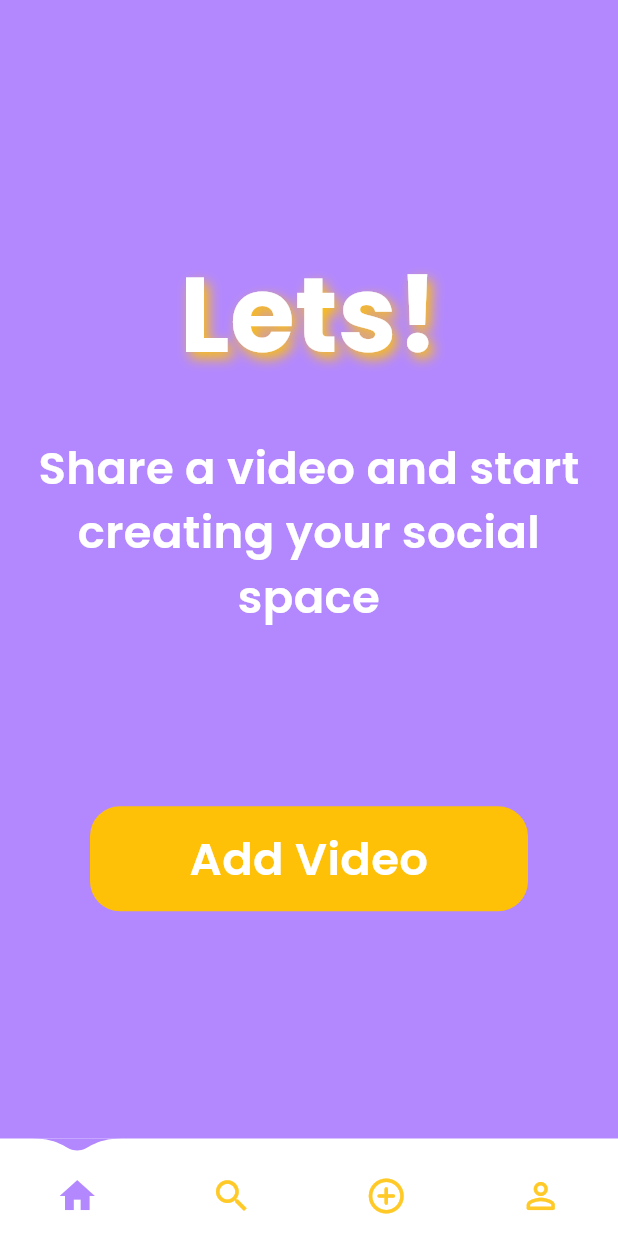
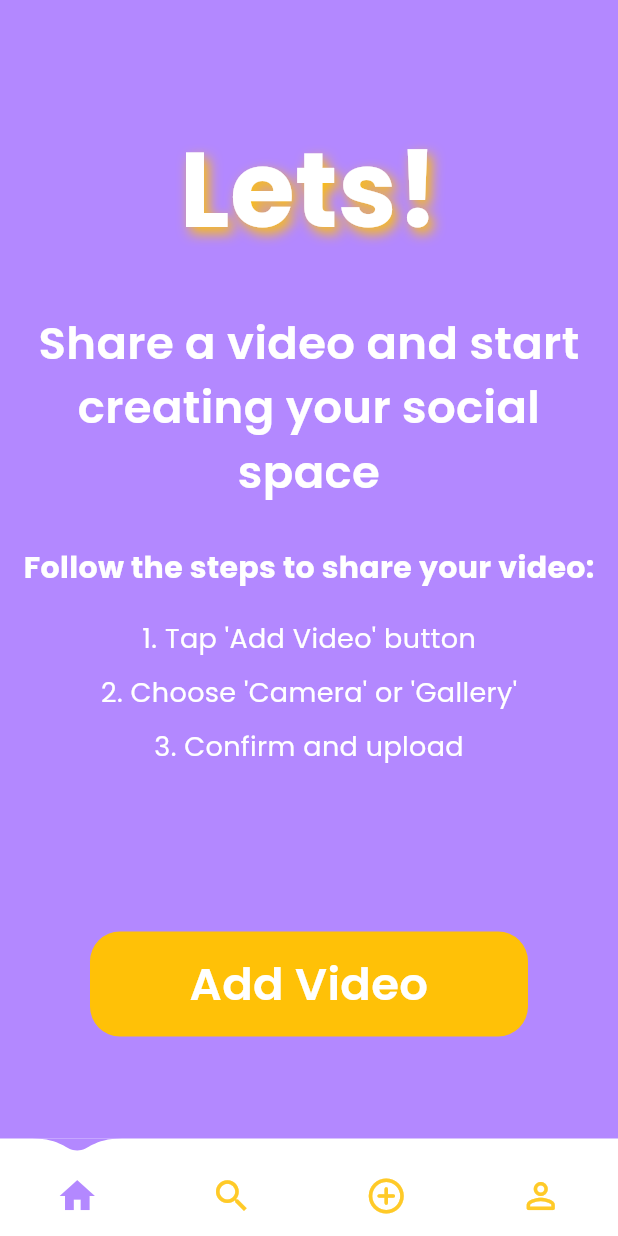
Before and after one commit to Utku-Mese/Sospac, a Flutter app: the screen it shows once a user with an empty profile is signed in, swiped to page 3, on a phone screen of 412 x 824 dp. Run offline on Flutter 3.47's test engine with Material 3 defaults, Android fonts, the phone set to English and light mode, and no system bars; drawn by our look-alikes of water_drop_nav_bar; our stand-ins replace awesome_dialog, cached_network_image, cloud_firestore, firebase_auth, firebase_core, firebase_storage and 7 more; missing offline and left inert: flutter_share, flutter_statusbarcolor_ns, video_compress; accounts and stored records are empty.

Commit message:
add upload video size limit

```diff
--- a/lib/views/screens/add_video_screen.dart
+++ b/lib/views/screens/add_video_screen.dart
@@ -4,8 +4,7 @@ import 'package:flutter/material.dart';
 import 'package:flutter_statusbarcolor_ns/flutter_statusbarcolor_ns.dart';
 import 'package:google_fonts/google_fonts.dart';
 import 'package:image_picker/image_picker.dart';
-
-import 'comfirm_screen.dart';
+import 'package:sospac/views/screens/comfirm_screen.dart';
 
 class AddVideoScreen extends StatelessWidget {
   const AddVideoScreen({super.key});
@@ -13,6 +12,32 @@ class AddVideoScreen extends StatelessWidget {
   pickVideo(ImageSource source, BuildContext context) async {
     final video = await ImagePicker().pickVideo(source: source);
     if (video != null) {
+      final file = File(video.path);
+      final fileSize = await file.length();
+      final fileExtension = file.path.split('.').last;
+
+      if (fileSize > 50000000) {
+        // 50MB
+        ScaffoldMessenger.of(context).showSnackBar(
+          SnackBar(
+            content: Text("Video size exceeds the limit of 50MB."),
+            backgroundColor: Colors.red,
+          ),
+        );
+        return;
+      }
+
+      if (!['mp4', 'mov'].contains(fileExtension)) {
+        ScaffoldMessenger.of(context).showSnackBar(
+          SnackBar(
+            content:
+                Text("Unsupported video format. Please upload MP4 or MOV."),
+            backgroundColor: Colors.red,
+          ),
+        );
+        return;
+      }
+
       Navigator.of(context).push(
         MaterialPageRoute(
           builder: (context) => ConfirmScreen(
@@ -182,10 +207,44 @@ class AddVideoScreen extends StatelessWidget {
                 ),
               ),
             ),
+            const SizedBox(height: 20),
+            Text(
+              "Follow the steps to share your video:",
+              style: GoogleFonts.poppins(
+                fontSize: 20,
+                fontWeight: FontWeight.bold,
+                color: Colors.white,
+              ),
+            ),
+            const SizedBox(height: 20),
+            Text(
+              "1. Tap 'Add Video' button",
+              style: GoogleFonts.poppins(
+                fontSize: 18,
+                color: Colors.white,
+              ),
+            ),
+            const SizedBox(height: 10),
+            Text(
+              "2. Choose 'Camera' or 'Gallery'",
+              style: GoogleFonts.poppins(
+                fontSize: 18,
+                color: Colors.white,
+              ),
+            ),
+            const SizedBox(height: 10),
+            Text(
+              "3. Confirm and upload",
+              style: GoogleFonts.poppins(
+                fontSize: 18,
+                color: Colors.white,
+              ),
+            ),
             const SizedBox(height: 110),
             InkWell(
               onTap: () => showOptionsDialog(context),
-              child: Container(
+              child: AnimatedContainer(
+                duration: Duration(milliseconds: 300),
                 margin: const EdgeInsets.symmetric(horizontal: 60),
                 decoration: const BoxDecoration(
                   color: Colors.amber,
```
